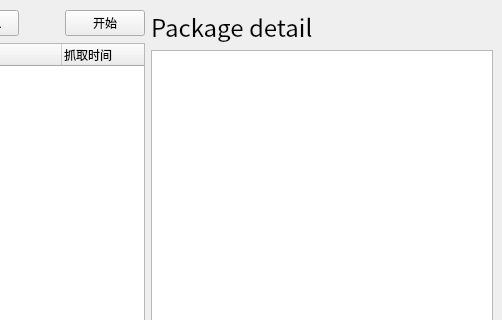
Qt form src/mainwindow.ui (Paraworker/Sniffer) before a commit; both pictures show x 548 to 1050 and y 0 to 320 of the 1050 by 700 pixel window.
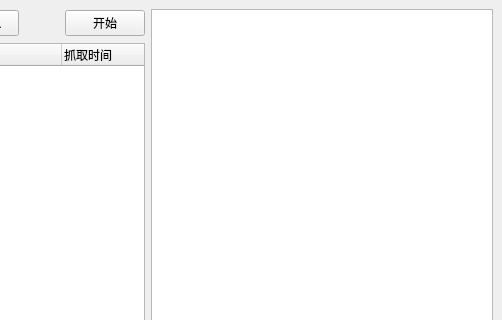
The same form after that commit.

Commit message: Remove Label 'Package detail'

Diff of the .ui file:
```diff
--- a/src/mainwindow.ui
+++ b/src/mainwindow.ui
@@ -162,26 +162,7 @@
        </layout>
       </item>
       <item>
-       <layout class="QVBoxLayout" name="verticalLayout">
-        <item>
-         <widget class="QLabel" name="label_packet_detail">
-          <property name="font">
-           <font>
-            <family>Noto Sans CJK SC</family>
-            <pointsize>18</pointsize>
-            <weight>50</weight>
-            <bold>false</bold>
-           </font>
-          </property>
-          <property name="text">
-           <string>Package detail</string>
-          </property>
-         </widget>
-        </item>
-        <item>
-         <widget class="QListWidget" name="listWidget_detail"/>
-        </item>
-       </layout>
+       <widget class="QListWidget" name="listWidget_detail"/>
       </item>
      </layout>
     </item>
```
Left out of the diff: 2 changed lines with no effect on the pictures.
